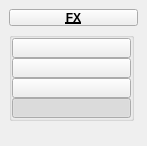
The window that tentacle/ui/3/vfx.ui (m3trik/tentacle) describes before a commit, drawn with Qt 5.
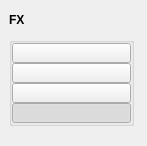
The same window after the commit. Custom widgets are drawn as their Qt base class.

The edit to the form file:
```diff
--- a/tentacle/ui/3/vfx.ui
+++ b/tentacle/ui/3/vfx.ui
@@ -40,32 +40,28 @@
   <widget class="QWidget" name="main_widget">
    <layout class="QVBoxLayout" name="verticalLayout_2">
     <item>
-     <widget class="PushButtonDraggable" name="draggable_header">
+     <widget class="Draggable_header" name="draggable_header">
       <property name="minimumSize">
        <size>
-        <width>19</width>
-        <height>17</height>
+        <width>0</width>
+        <height>22</height>
        </size>
       </property>
       <property name="maximumSize">
        <size>
-        <width>999</width>
-        <height>17</height>
+        <width>125</width>
+        <height>22</height>
        </size>
       </property>
       <property name="font">
        <font>
         <weight>75</weight>
         <bold>true</bold>
-        <underline>true</underline>
        </font>
       </property>
       <property name="text">
        <string>FX</string>
       </property>
-      <property name="checkable">
-       <bool>true</bool>
-      </property>
      </widget>
     </item>
     <item>
@@ -211,9 +207,9 @@
  </widget>
  <customwidgets>
   <customwidget>
-   <class>PushButtonDraggable</class>
-   <extends>QPushButton</extends>
-   <header>widgets.pushbuttondraggable.h</header>
+   <class>Draggable_header</class>
+   <extends>QLabel</extends>
+   <header>draggable_header.h</header>
   </customwidget>
  </customwidgets>
  <resources/>
```
